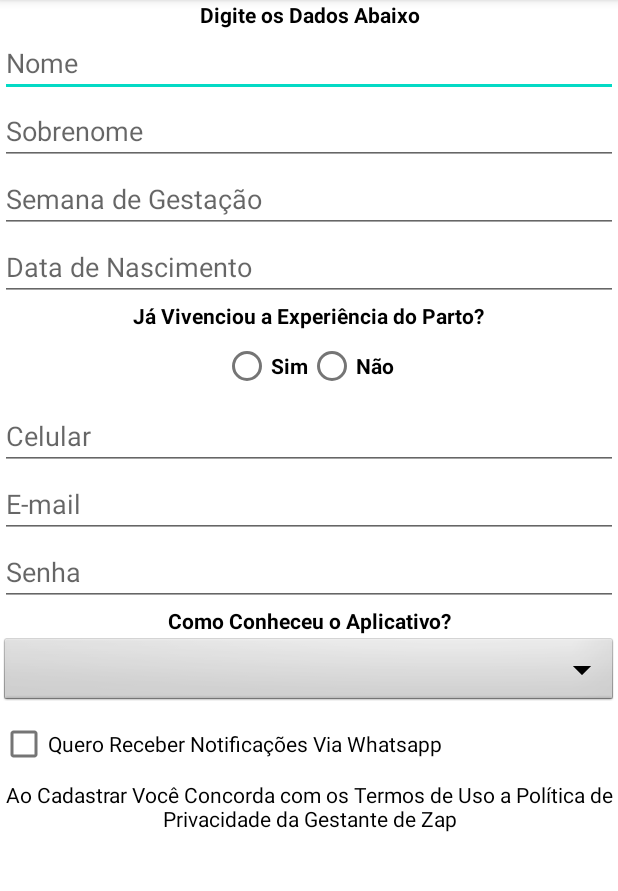
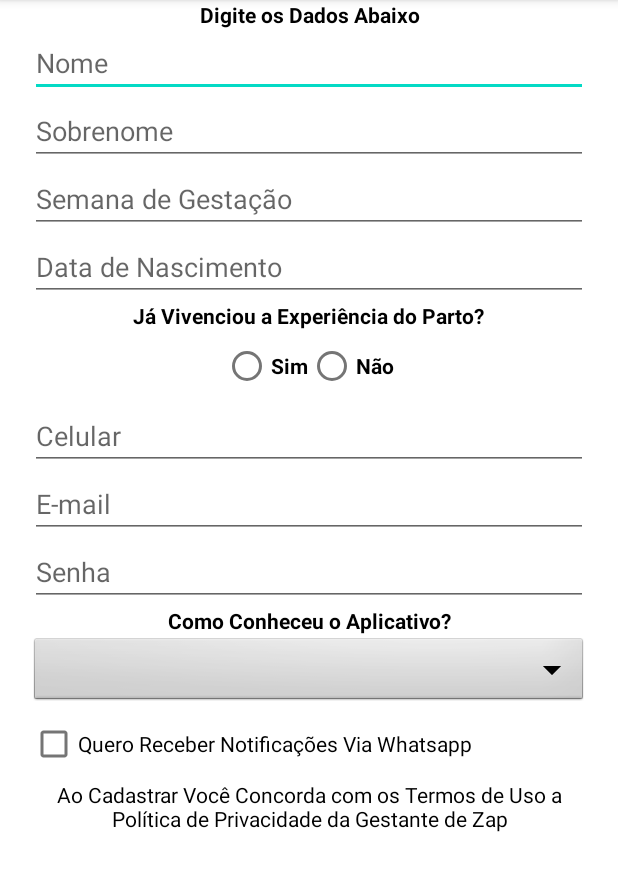
Before and after one commit to Ruan-Hasselmann/GestanteDoZap, an Android app: the Cadastro screen opened directly, with no data from a screen before it, on a phone screen of 412 x 824 dp, the part 84-975 px from its top. Run offline under Robolectric (Android 15) with nearby library versions, the phone set to English and light mode, and no system bars.

Commit message:
Margens campos cadastro;

```diff
--- a/GestanteDoZap/app/src/main/res/layout/activity_cadastro.xml
+++ b/GestanteDoZap/app/src/main/res/layout/activity_cadastro.xml
@@ -26,6 +26,8 @@
             android:id="@+id/Nome"
             android:layout_width="match_parent"
             android:layout_height="wrap_content"
+            android:layout_marginLeft="20sp"
+            android:layout_marginRight="20sp"
             android:ems="10"
             android:inputType="textPersonName" />
 
@@ -34,6 +36,8 @@
             android:id="@+id/Sobrenome"
             android:layout_width="match_parent"
             android:layout_height="wrap_content"
+            android:layout_marginLeft="20sp"
+            android:layout_marginRight="20sp"
             android:ems="10"
             android:inputType="textPersonName" />
 
@@ -42,6 +46,8 @@
             android:id="@+id/Semana"
             android:layout_width="match_parent"
             android:layout_height="wrap_content"
+            android:layout_marginLeft="20sp"
+            android:layout_marginRight="20sp"
             android:ems="10"
             android:inputType="textPersonName"
             />
@@ -51,6 +57,8 @@
             android:id="@+id/Nascimento"
             android:layout_width="match_parent"
             android:layout_height="wrap_content"
+            android:layout_marginLeft="20sp"
+            android:layout_marginRight="20sp"
             android:ems="10"
             android:inputType="textPersonName"
             />
@@ -96,6 +104,8 @@
             android:id="@+id/Telefone"
             android:layout_width="match_parent"
             android:layout_height="wrap_content"
+            android:layout_marginLeft="20sp"
+            android:layout_marginRight="20sp"
             android:ems="10"
             android:inputType="textPersonName"
             />
@@ -105,6 +115,8 @@
             android:id="@+id/Email"
             android:layout_width="match_parent"
             android:layout_height="wrap_content"
+            android:layout_marginLeft="20sp"
+            android:layout_marginRight="20sp"
             android:ems="10"
             android:inputType="textPersonName" />
 
@@ -115,6 +127,8 @@
             android:id="@+id/Senha"
             android:layout_width="match_parent"
             android:layout_height="wrap_content"
+            android:layout_marginLeft="20sp"
+            android:layout_marginRight="20sp"
             android:ems="10"
             android:inputType="textPersonName"
             />
@@ -134,6 +148,8 @@
             android:id="@+id/Conheceu"
             android:layout_width="match_parent"
             android:layout_height="wrap_content"
+            android:layout_marginLeft="20sp"
+            android:layout_marginRight="20sp"
             android:background="@android:drawable/btn_dropdown"
             android:spinnerMode="dropdown"
             />
@@ -142,6 +158,8 @@
             android:id="@+id/checkBox"
             android:layout_width="match_parent"
             android:layout_height="wrap_content"
+            android:layout_marginLeft="20sp"
+            android:layout_marginRight="20sp"
             android:text="Quero Receber Notificações Via Whatsapp"
             android:visibility="visible"/>
 
@@ -149,6 +167,8 @@
             android:id="@+id/textView4"
             android:layout_width="match_parent"
             android:layout_height="wrap_content"
+            android:layout_marginLeft="20sp"
+            android:layout_marginRight="20sp"
             android:text="Ao Cadastrar Você Concorda com os Termos de Uso a Política de Privacidade da Gestante de Zap"
             android:textAlignment="center"
             android:textColor="@color/black"
```
